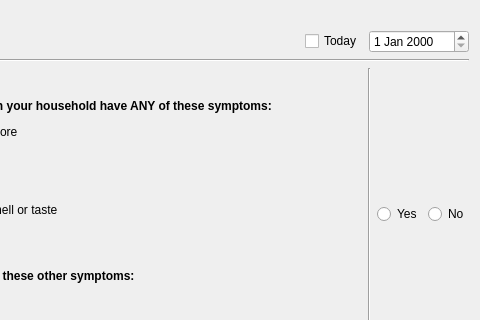
First picture: the form in src/forms/surveydialog.ui, repository fverco/CompanyCovidQuery, before the edit; both pictures show x 123 to 603 and y 0 to 320 of the 603 by 662 pixel window.
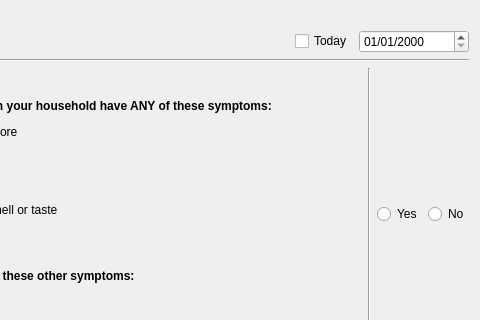
Second picture: the form after the edit.

Commit message: Change format of the date edit in SurveyDialog and make it larger

```diff
--- a/src/forms/surveydialog.ui
+++ b/src/forms/surveydialog.ui
@@ -62,10 +62,16 @@
         <widget class="QDateEdit" name="deSurveyDate">
          <property name="minimumSize">
           <size>
-           <width>100</width>
+           <width>110</width>
            <height>0</height>
           </size>
          </property>
+         <property name="locale">
+          <locale language="English" country="UnitedKingdom"/>
+         </property>
+         <property name="displayFormat">
+          <string>dd/MM/yyyy</string>
+         </property>
         </widget>
        </item>
       </layout>
```
